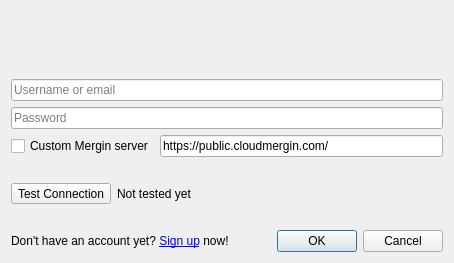
The window that Mergin/ui/ui_config.ui (MerginMaps/qgis-plugin) describes before a commit, drawn with Qt 5.
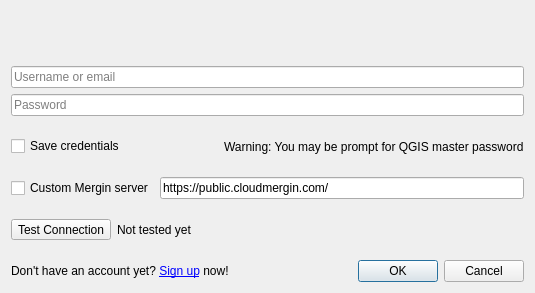
The same window after the commit. Icons and pictures are not drawn. Custom widgets are drawn as their Qt base class.

Commit message: make storing credentials with auth manager optional (closes #48)

Diff of the .ui file:
```diff
--- a/Mergin/ui/ui_config.ui
+++ b/Mergin/ui/ui_config.ui
@@ -6,8 +6,8 @@
    <rect>
     <x>0</x>
     <y>0</y>
-    <width>454</width>
-    <height>263</height>
+    <width>535</width>
+    <height>293</height>
    </rect>
   </property>
   <property name="windowTitle">
@@ -50,6 +50,24 @@
      </property>
     </widget>
    </item>
+   <item>
+    <layout class="QHBoxLayout" name="horizontalLayout_4">
+     <item>
+      <widget class="QCheckBox" name="save_credentials">
+       <property name="text">
+        <string>Save credentials</string>
+       </property>
+      </widget>
+     </item>
+     <item>
+      <widget class="QLabel" name="master_password_status">
+       <property name="text">
+        <string>Warning: You may be prompt for QGIS master password</string>
+       </property>
+      </widget>
+     </item>
+    </layout>
+   </item>
    <item>
     <layout class="QHBoxLayout" name="horizontalLayout_2">
      <item>
```
The commit also changes 4 other files.
